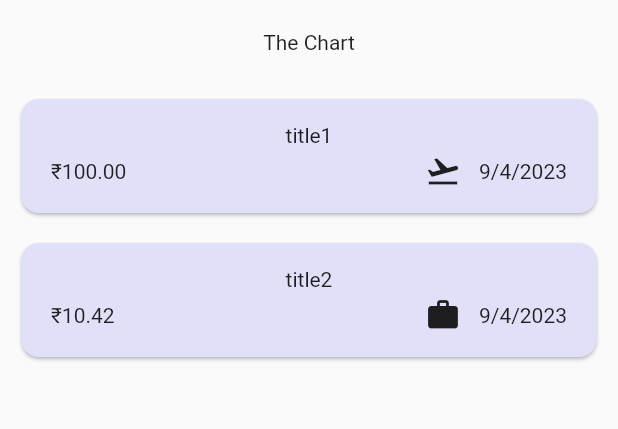
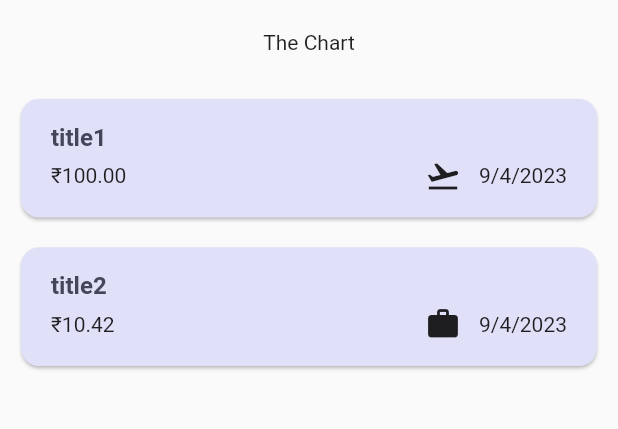
Before and after one commit to yashraj9922/expense_tracker_app, a Flutter app: the screen it shows after launch, on a phone screen of 412 x 824 dp, the part 84-513 px from its top. Run offline on Flutter 3.47's test engine with Material 2 defaults, Android fonts, the phone set to English and light mode, and no system bars.

Commit message:
acessing theme data in Widgets(from main.dart)

```diff
--- a/lib/Widgets/Expenses_list/expense_item.dart
+++ b/lib/Widgets/Expenses_list/expense_item.dart
@@ -14,8 +14,13 @@ class ExpenseItem extends StatelessWidget {
           vertical: 16,
         ),
         child: Column(
+          crossAxisAlignment: CrossAxisAlignment.start,
           children: [
-            Text(expense.title),
+            Text(
+              expense.title,
+              // acessing theme data in Widgets(from main.dart)
+              style: Theme.of(context).textTheme.titleLarge,
+            ),
             const SizedBox(height: 4),
             Row(
               children: [
--- a/lib/Widgets/Expenses_list/expenses_list.dart
+++ b/lib/Widgets/Expenses_list/expenses_list.dart
@@ -25,6 +25,11 @@ class ExpensesList extends StatelessWidget {
       itemBuilder: (ctx, index) {
         // return Text(expenses[index].title);
         return Dismissible(
+          background: Container(
+            // color: Colors.red,
+            color: Theme.of(context).colorScheme.error,
+            margin: const EdgeInsets.symmetric(vertical: 10),
+          ),
           key: ValueKey(
               expenses[index]), // specifically identify a item to be deleted
           onDismissed: (direction) {
```
